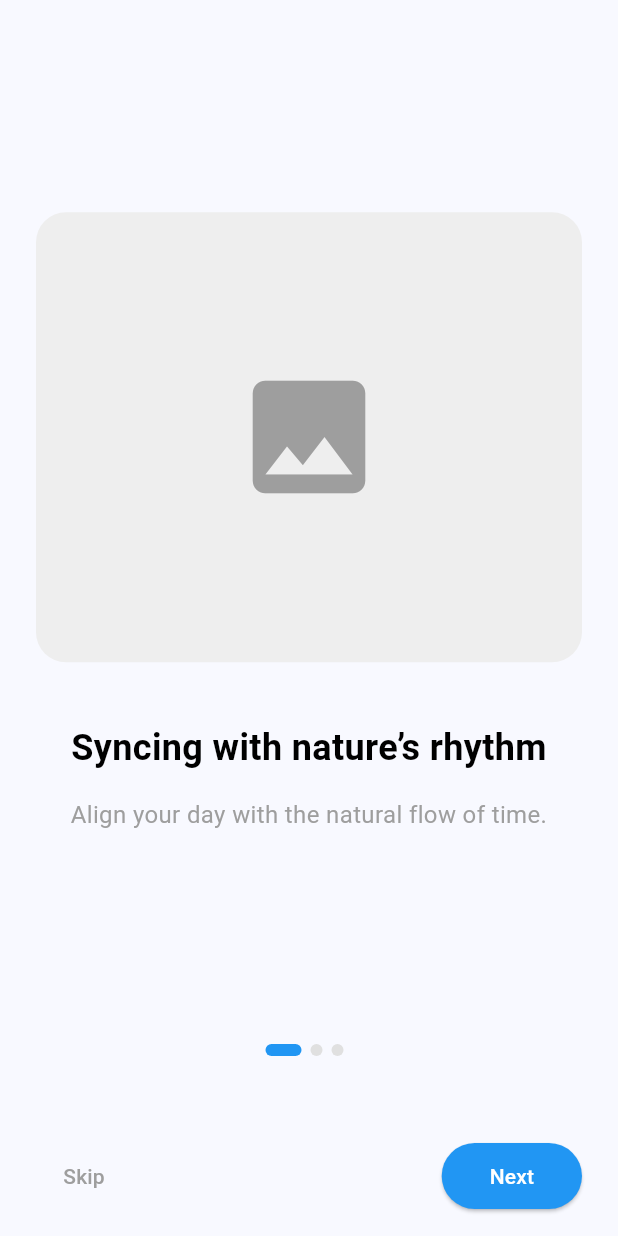
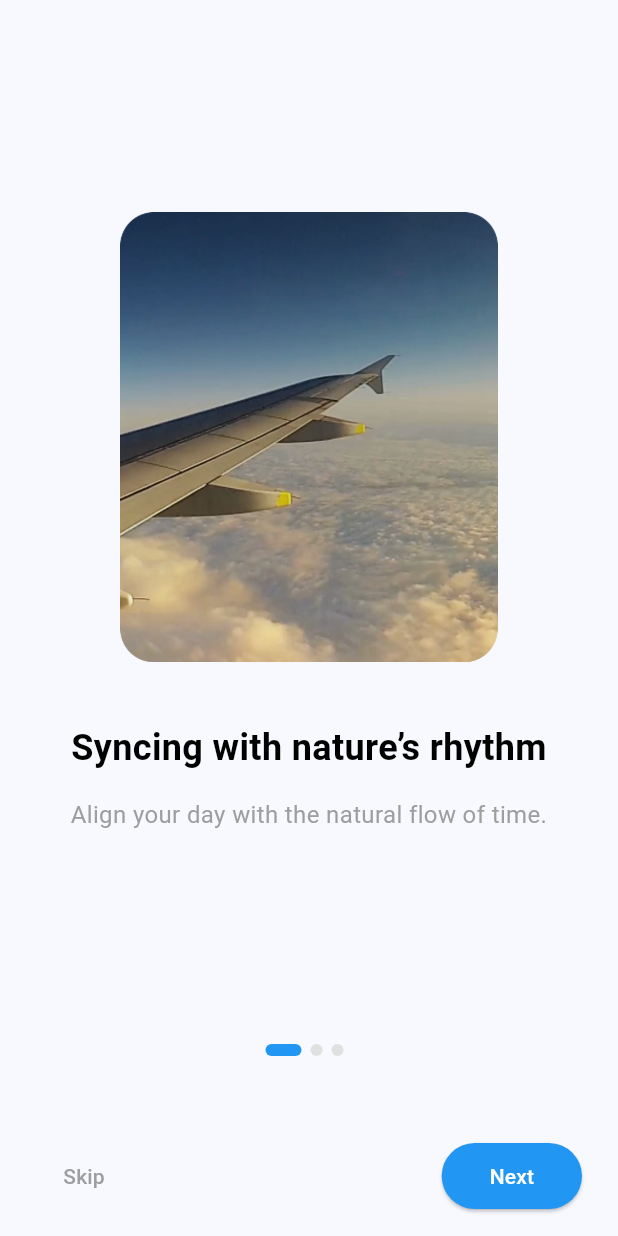
Before and after one commit to shariaralphabyte/Softvence-task, a Flutter app: the screen it shows after launch, on a phone screen of 412 x 824 dp. Run offline on Flutter 3.47's test engine with Material 3 defaults, Android fonts, the phone set to English and light mode, and no system bars; our stand-ins replace flutter_local_notifications, flutter_riverpod, flutter_timezone, geolocator, hive_flutter, timezone; accounts and stored records are empty.

Commit message:
feat(alarm): integrate flutter_timezone and improve notification scheduling
- Add `flutter_timezone` dependency and initialize it in `main.dart` with robust error handling for local timezone detection.
- Update `NotificationService` to request necessary Android permissions (notifications and exact alarms) and use `AndroidScheduleMode.alarmClock` for better reliability.
- Update alarm scheduling logic to use `TZDateTime` for local time accuracy and improve error handling with UI feedback.
- Add `ScheduledNotificationReceiver` and `ScheduledNotificationBootReceiver` to `AndroidManifest.xml` to ensure alarms persist after reboot.
- Update onboarding screens to use actual image assets and improve the `OnboardingContent` widget to display images.
- Add new image assets and update `pubspec.yaml` to include the assets directory.

```diff
--- a/lib/features/onboarding/screens/onboarding_screen.dart
+++ b/lib/features/onboarding/screens/onboarding_screen.dart
@@ -17,17 +17,17 @@ class _OnboardingScreenState extends State<OnboardingScreen> {
     {
       "title": "Syncing with nature’s rhythm",
       "description": "Align your day with the natural flow of time.",
-      "image": "assets/image1.png"
+      "image": "assets/images/1.png"
     },
     {
       "title": "Effortless and automatic syncing",
       "description": "Let the app handle the details while you focus on living.",
-      "image": "assets/image2.png"
+      "image": "assets/images/2.png"
     },
     {
       "title": "Relaxation and unwinding",
       "description": "Find peace and tranquility in your daily routine.",
-      "image": "assets/image3.png"
+      "image": "assets/images/3.png"
     },
   ];
 
--- a/lib/features/onboarding/widgets/onboarding_content.dart
+++ b/lib/features/onboarding/widgets/onboarding_content.dart
@@ -24,10 +24,16 @@ class OnboardingContent extends StatelessWidget {
             height: 300,
             width: double.infinity,
             decoration: BoxDecoration(
-              color: Colors.grey[200],
+              // color: Colors.grey[200], // Removed background color
               borderRadius: BorderRadius.circular(20),
             ),
-            child: const Icon(Icons.image, size: 100, color: Colors.grey),
+            child: Image.asset(
+              imagePath,
+              fit: BoxFit.contain,
+              errorBuilder: (context, error, stackTrace) {
+                return const Icon(Icons.broken_image, size: 100, color: Colors.grey);
+              },
+            ),
           ),
           const SizedBox(height: 40),
           Text(
--- a/pubspec.yaml
+++ b/pubspec.yaml
@@ -42,6 +42,7 @@ dependencies:
   intl: ^0.20.2
   hive_flutter: ^1.1.0
   hive: ^2.2.3
+  flutter_timezone: ^5.0.1
 
 dev_dependencies:
   flutter_test:
@@ -66,9 +67,8 @@ flutter:
   uses-material-design: true
 
   # To add assets to your application, add an assets section, like this:
-  # assets:
-  #   - images/a_dot_burr.jpeg
-  #   - images/a_dot_ham.jpeg
+  assets:
+   - assets/images/
 
   # An image asset can refer to one or more resolution-specific "variants", see
   # https://flutter.dev/to/resolution-aware-images
```
Also changed, not shown: lib/features/alarm/screens/alarm_screen.dart (+20 -2 lines), lib/features/alarm/services/notification_service.dart (+53 -6 lines), lib/main.dart (+29 -1 lines), assets/images/1.png (added), assets/images/2.png (added), assets/images/3.png (added), assets/images/4.jpg (added), pubspec.lock, 6 other files.
